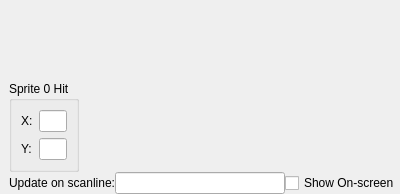
Before: the Qt Designer form apps/ide/nes/debuggers/oamvisualizerdockwidget.ui in christopherpow/nesicide, drawn with Qt 5.
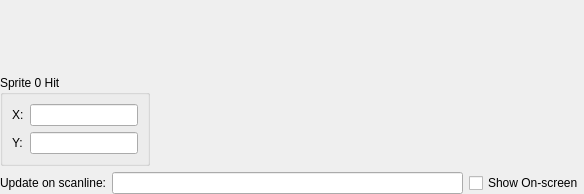
After: the same form once the commit is applied.

Patch:
```diff
--- a/apps/ide/nes/debuggers/oamvisualizerdockwidget.ui
+++ b/apps/ide/nes/debuggers/oamvisualizerdockwidget.ui
@@ -6,7 +6,7 @@
    <rect>
     <x>0</x>
     <y>0</y>
-    <width>400</width>
+    <width>584</width>
     <height>194</height>
    </rect>
   </property>
@@ -14,74 +14,24 @@
    <string>OAM Memory Visualizer</string>
   </property>
   <widget class="QWidget" name="dockWidgetContents">
-   <layout class="QGridLayout" name="gridLayout">
-    <property name="margin">
-     <number>0</number>
-    </property>
-    <property name="spacing">
-     <number>0</number>
-    </property>
-    <item row="0" column="1">
-     <layout class="QGridLayout" name="gridLayout_5">
+   <layout class="QGridLayout" name="gridLayout" columnstretch="0,1">
       <property name="leftMargin">
-       <number>9</number>
+     <number>0</number>
+    </property>
+    <property name="topMargin">
+     <number>0</number>
+    </property>
+    <property name="rightMargin">
+     <number>0</number>
       </property>
       <property name="bottomMargin">
        <number>0</number>
       </property>
-      <property name="horizontalSpacing">
-       <number>6</number>
-      </property>
-      <property name="verticalSpacing">
-       <number>0</number>
-      </property>
-      <item row="0" column="1">
-       <widget class="QFrame" name="frame">
-        <property name="sizePolicy">
-         <sizepolicy hsizetype="Expanding" vsizetype="Expanding">
-          <horstretch>0</horstretch>
-          <verstretch>0</verstretch>
-         </sizepolicy>
-        </property>
-        <property name="frameShape">
-         <enum>QFrame::NoFrame</enum>
-        </property>
-        <property name="frameShadow">
-         <enum>QFrame::Sunken</enum>
-        </property>
-        <layout class="QGridLayout" name="gridLayout_2">
-         <property name="margin">
-          <number>0</number>
-         </property>
-         <property name="spacing">
-          <number>0</number>
-         </property>
-        </layout>
-       </widget>
-      </item>
-      <item row="1" column="0" colspan="2">
-       <layout class="QHBoxLayout" name="horizontalLayout_2">
-        <item>
-         <widget class="QLabel" name="label">
-          <property name="text">
-           <string>Update on scanline:</string>
-          </property>
-         </widget>
-        </item>
-        <item>
-         <widget class="QLineEdit" name="updateScanline"/>
-        </item>
-        <item>
-         <widget class="QCheckBox" name="showVisible">
-          <property name="text">
-           <string>Show On-screen</string>
-          </property>
-         </widget>
-        </item>
-       </layout>
-      </item>
       <item row="0" column="0">
        <layout class="QVBoxLayout" name="verticalLayout">
+      <property name="spacing">
+       <number>0</number>
+      </property>
         <item>
          <spacer name="verticalSpacer">
           <property name="orientation">
@@ -101,7 +51,7 @@
         <item>
          <widget class="QGroupBox" name="groupBox">
           <property name="sizePolicy">
-           <sizepolicy hsizetype="Fixed" vsizetype="Expanding">
+         <sizepolicy hsizetype="Preferred" vsizetype="Expanding">
             <horstretch>0</horstretch>
             <verstretch>0</verstretch>
            </sizepolicy>
@@ -112,12 +62,6 @@
             <height>0</height>
            </size>
           </property>
-          <property name="maximumSize">
-           <size>
-            <width>70</width>
-            <height>16777215</height>
-           </size>
-          </property>
           <property name="title">
            <string>Sprite 0 Hit</string>
           </property>
@@ -139,6 +83,12 @@
                <verstretch>0</verstretch>
               </sizepolicy>
              </property>
+           <property name="minimumSize">
+            <size>
+             <width>40</width>
+             <height>0</height>
+            </size>
+           </property>
             </widget>
            </item>
            <item row="2" column="1">
@@ -149,6 +99,12 @@
                <verstretch>0</verstretch>
               </sizepolicy>
              </property>
+           <property name="minimumSize">
+            <size>
+             <width>40</width>
+             <height>0</height>
+            </size>
+           </property>
             </widget>
            </item>
            <item row="0" column="0">
@@ -169,6 +125,58 @@
          </widget>
         </item>
        </layout>
+    </item>
+    <item row="0" column="1">
+     <widget class="QFrame" name="frame">
+      <property name="sizePolicy">
+       <sizepolicy hsizetype="Expanding" vsizetype="Expanding">
+        <horstretch>0</horstretch>
+        <verstretch>0</verstretch>
+       </sizepolicy>
+      </property>
+      <property name="frameShape">
+       <enum>QFrame::NoFrame</enum>
+      </property>
+      <property name="frameShadow">
+       <enum>QFrame::Sunken</enum>
+      </property>
+      <layout class="QGridLayout" name="gridLayout_2">
+       <property name="leftMargin">
+        <number>0</number>
+       </property>
+       <property name="topMargin">
+        <number>0</number>
+       </property>
+       <property name="rightMargin">
+        <number>0</number>
+       </property>
+       <property name="bottomMargin">
+        <number>0</number>
+       </property>
+       <property name="spacing">
+        <number>0</number>
+       </property>
+      </layout>
+     </widget>
+    </item>
+    <item row="1" column="0" colspan="2">
+     <layout class="QHBoxLayout" name="horizontalLayout_2">
+      <item>
+       <widget class="QLabel" name="label">
+        <property name="text">
+         <string>Update on scanline:</string>
+        </property>
+       </widget>
+      </item>
+      <item>
+       <widget class="QLineEdit" name="updateScanline"/>
+      </item>
+      <item>
+       <widget class="QCheckBox" name="showVisible">
+        <property name="text">
+         <string>Show On-screen</string>
+        </property>
+       </widget>
       </item>
      </layout>
     </item>
```
Lines whose indentation alone changed are shown as unchanged.
